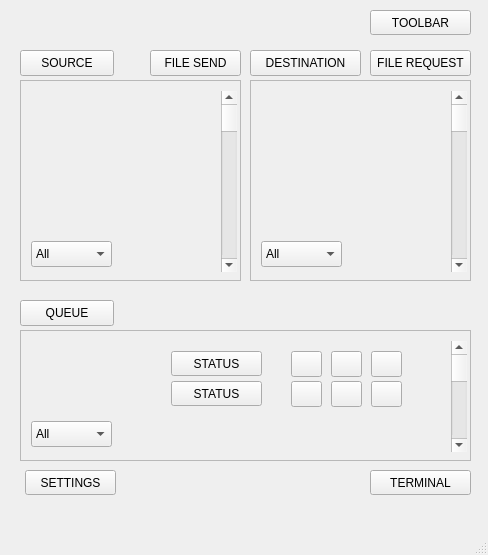
First picture: the form in frontend/SpaceZilla_ver0/SpaceZilla_ver0.ui, repository Cal-State-LA-Capstone/SpaceZilla-DTN-OVER-CFDP, before the edit.
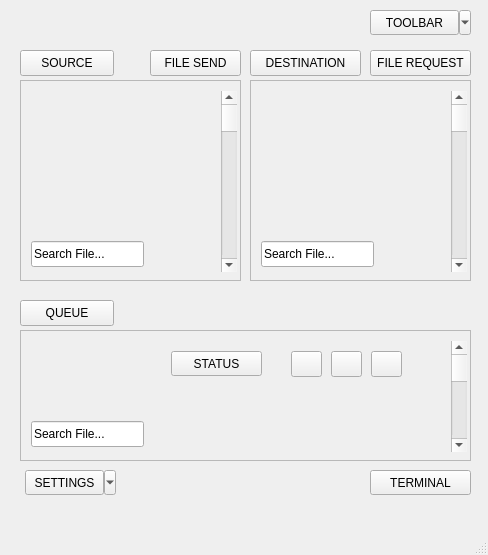
Second picture: the form after the edit. Icons and pictures are not drawn.

Patch:
```diff
--- a/frontend/SpaceZilla_ver0/SpaceZilla_ver0.ui
+++ b/frontend/SpaceZilla_ver0/SpaceZilla_ver0.ui
@@ -45,30 +45,18 @@
        </rect>
       </property>
      </widget>
-     <widget class="QComboBox" name="cmbSourceFilter">
+     <widget class="QLineEdit" name="file_filter">
       <property name="geometry">
        <rect>
         <x>10</x>
         <y>160</y>
-        <width>81</width>
+        <width>113</width>
         <height>26</height>
        </rect>
       </property>
-      <item>
-       <property name="text">
-        <string>All</string>
-       </property>
-      </item>
-      <item>
-       <property name="text">
-        <string>.rc</string>
-       </property>
-      </item>
-      <item>
-       <property name="text">
-        <string>.txt</string>
-       </property>
-      </item>
+      <property name="text">
+       <string>Search File...</string>
+      </property>
      </widget>
     </widget>
    </widget>
@@ -167,94 +155,18 @@
         <normaloff>../../.designer/backup</normaloff>../../.designer/backup</iconset>
       </property>
      </widget>
-     <widget class="QToolButton" name="lblTransferStatus2">
-      <property name="geometry">
-       <rect>
-        <x>150</x>
-        <y>50</y>
-        <width>91</width>
-        <height>25</height>
-       </rect>
-      </property>
-      <property name="text">
-       <string>STATUS</string>
-      </property>
-     </widget>
-     <widget class="QPushButton" name="btnResumeTransfer2">
-      <property name="geometry">
-       <rect>
-        <x>350</x>
-        <y>50</y>
-        <width>31</width>
-        <height>26</height>
-       </rect>
-      </property>
-      <property name="text">
-       <string/>
-      </property>
-      <property name="icon">
-       <iconset theme="QIcon::ThemeIcon::MediaPlaybackStart">
-        <normaloff>../../.designer/backup</normaloff>../../.designer/backup</iconset>
-      </property>
-     </widget>
-     <widget class="QPushButton" name="btnCancelTransfer2">
-      <property name="geometry">
-       <rect>
-        <x>310</x>
-        <y>50</y>
-        <width>31</width>
-        <height>26</height>
-       </rect>
-      </property>
-      <property name="text">
-       <string/>
-      </property>
-      <property name="icon">
-       <iconset theme="QIcon::ThemeIcon::MediaPlaybackStop">
-        <normaloff>../../.designer/backup</normaloff>../../.designer/backup</iconset>
-      </property>
-     </widget>
-     <widget class="QPushButton" name="btnPauseTransfer2">
-      <property name="geometry">
-       <rect>
-        <x>270</x>
-        <y>50</y>
-        <width>31</width>
-        <height>26</height>
-       </rect>
-      </property>
-      <property name="text">
-       <string/>
-      </property>
-      <property name="icon">
-       <iconset theme="QIcon::ThemeIcon::MediaPlaybackPause">
-        <normaloff>../../.designer/backup</normaloff>../../.designer/backup</iconset>
-      </property>
-     </widget>
-     <widget class="QComboBox" name="cmbQueueFilter">
+     <widget class="QLineEdit" name="file_filter_3">
       <property name="geometry">
        <rect>
         <x>10</x>
         <y>90</y>
-        <width>81</width>
+        <width>113</width>
         <height>26</height>
        </rect>
       </property>
-      <item>
-       <property name="text">
-        <string>All</string>
-       </property>
-      </item>
-      <item>
-       <property name="text">
-        <string>.rc</string>
-       </property>
-      </item>
-      <item>
-       <property name="text">
-        <string>.txt</string>
-       </property>
-      </item>
+      <property name="text">
+       <string>Search File...</string>
+      </property>
      </widget>
     </widget>
    </widget>
@@ -289,30 +201,18 @@
        </rect>
       </property>
      </widget>
-     <widget class="QComboBox" name="cmbDestinationFilter">
+     <widget class="QLineEdit" name="file_filter_2">
       <property name="geometry">
        <rect>
         <x>10</x>
         <y>160</y>
-        <width>81</width>
+        <width>113</width>
         <height>26</height>
        </rect>
       </property>
-      <item>
-       <property name="text">
-        <string>All</string>
-       </property>
-      </item>
-      <item>
-       <property name="text">
-        <string>.rc</string>
-       </property>
-      </item>
-      <item>
-       <property name="text">
-        <string>.txt</string>
-       </property>
-      </item>
+      <property name="text">
+       <string>Search File...</string>
+      </property>
      </widget>
     </widget>
    </widget>
@@ -390,7 +290,7 @@
      <string>TOOLBAR</string>
     </property>
     <property name="popupMode">
-     <enum>QToolButton::DelayedPopup</enum>
+     <enum>QToolButton::ToolButtonPopupMode::MenuButtonPopup</enum>
     </property>
     <property name="arrowType">
      <enum>Qt::NoArrow</enum>
@@ -409,7 +309,7 @@
      <string>SETTINGS</string>
     </property>
     <property name="popupMode">
-     <enum>QToolButton::DelayedPopup</enum>
+     <enum>QToolButton::ToolButtonPopupMode::MenuButtonPopup</enum>
     </property>
    </widget>
    <widget class="QToolButton" name="btnTerminal">
```
Left out of the diff: 62 changed lines with no effect on the pictures.
